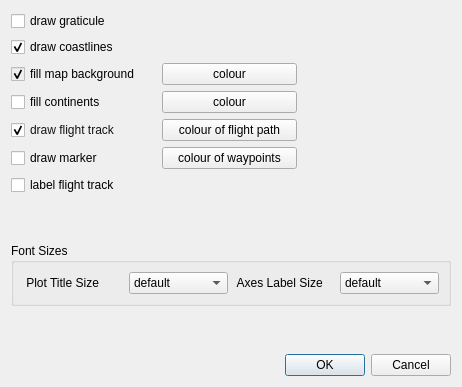
Before: the Qt Designer form mslib/msui/ui/ui_topview_mapappearance.ui in Open-MSS/MSS, drawn with Qt 5.
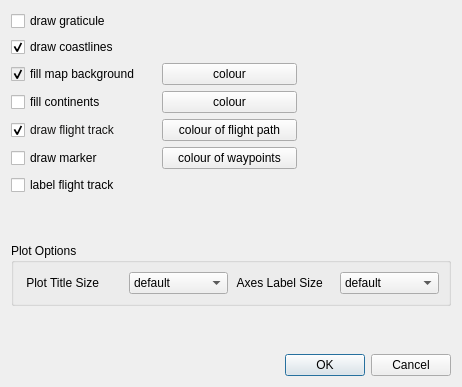
After: the same form once the commit is applied.

Commit message: Added plot options for LinearView, SideView, Topview and added default settings for users for those plot options.

Diff of the .ui file:
```diff
--- a/mslib/msui/ui/ui_topview_mapappearance.ui
+++ b/mslib/msui/ui/ui_topview_mapappearance.ui
@@ -454,7 +454,7 @@
    <item>
     <widget class="QGroupBox" name="groupBox">
      <property name="title">
-      <string>Font Sizes</string>
+      <string>Plot Options</string>
      </property>
      <layout class="QGridLayout" name="gridLayout_4">
       <item row="3" column="1">
```
The commit also changes 12 other files.
